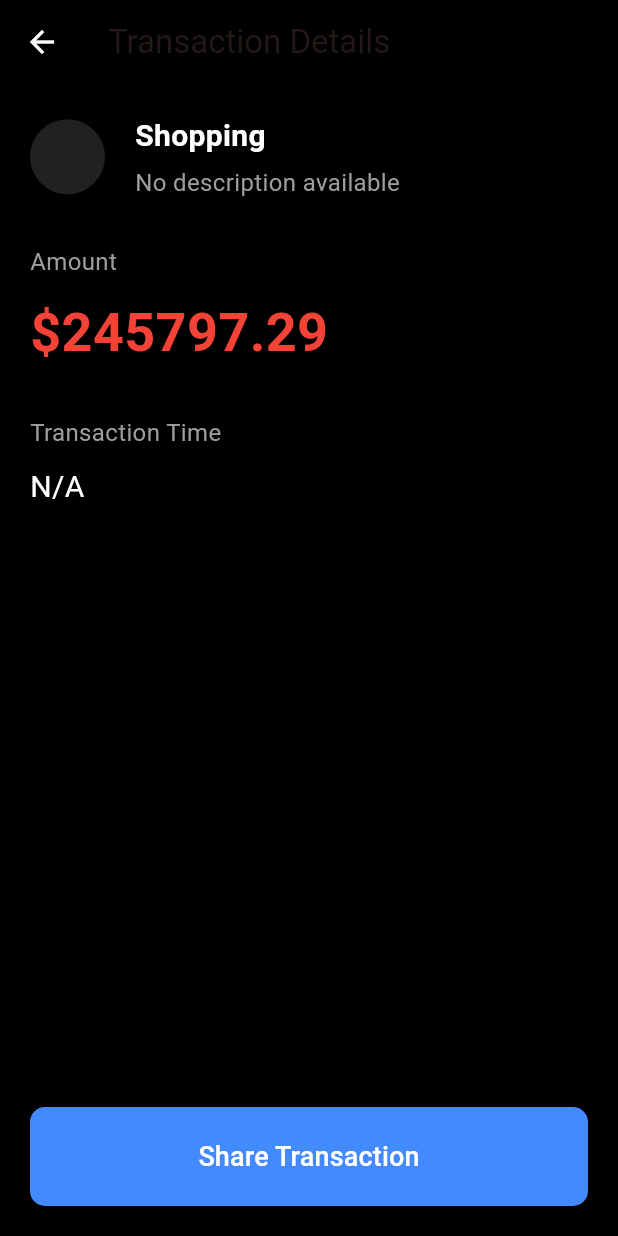
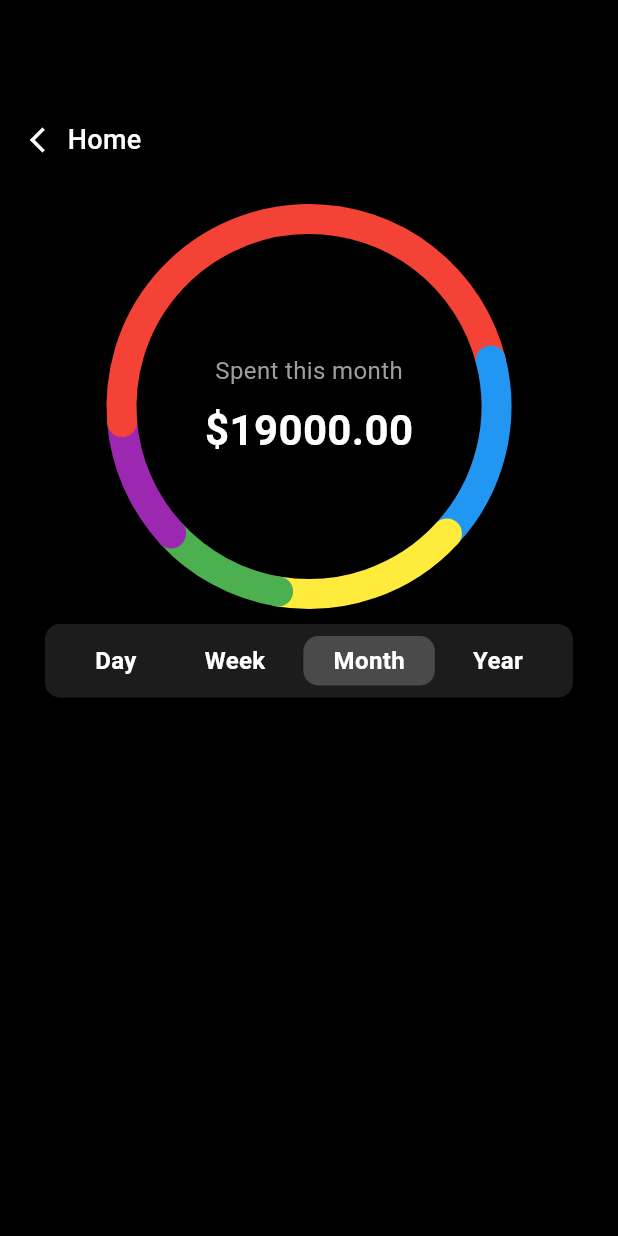
Before and after one commit to Drishtantranjan/Card_Transactions, a Flutter app: the screen it shows after launch, after a tap on "Transactions", on a phone screen of 412 x 824 dp. Run offline on Flutter 3.47's test engine with Material 3 defaults, Android fonts, the light colour scheme and no system bars; our stand-ins replace bloc, equatable, fl_chart, flutter_bloc, flutter_translate.

Commit message:
transaction page refractored

```diff
--- a/lib/presentation/view/transaction_screen.dart
+++ b/lib/presentation/annual_transaction_screen.dart
@@ -6,8 +6,8 @@ import 'package:transaction_heatmap/models/transaction_model.dart';
 import 'package:transaction_heatmap/presentation/widgets/MonthHeaderWidget.dart';
 import 'package:transaction_heatmap/presentation/widgets/TransactionBottomSheet.dart';
 
-class TransactionScreen extends StatelessWidget {
-  const TransactionScreen({super.key});
+class AnnualTransactionWidget extends StatelessWidget {
+  const AnnualTransactionWidget({super.key});
 
   @override
   Widget build(BuildContext context) {
@@ -20,7 +20,7 @@ class TransactionScreen extends StatelessWidget {
         } else if (state is TransactionError) {
           return Center(child: Text('Error: ${state.message}'));
         } else if (state is TransactionLoaded) {
-          return TransactionWidget(transactions: state.transactions);
+          return TransactionDisplayWidget(transactions: state.transactions);
         }
         return const SizedBox();
       },
@@ -28,10 +28,10 @@ class TransactionScreen extends StatelessWidget {
   }
 }
 
-class TransactionWidget extends StatelessWidget {
+class TransactionDisplayWidget extends StatelessWidget {
   final List<DailyTransactions> transactions;
 
-  const TransactionWidget({super.key, required this.transactions});
+  const TransactionDisplayWidget({super.key, required this.transactions});
 
   @override
   Widget build(BuildContext context) {
@@ -46,18 +46,8 @@ class TransactionWidget extends StatelessWidget {
         .map((t) => t.totalAmountSpent)
         .reduce((a, b) => a > b ? a : b);
 
-    return SafeArea(
-      child: Scaffold(
-        appBar: AppBar(
-          title: const Text(
-            'Transaction Heatmap',
-            style:
-                TextStyle(fontWeight: FontWeight.bold, color: Colors.white70),
-          ),
-          backgroundColor: const Color.fromARGB(255, 14, 17, 23),
-        ),
-        backgroundColor: const Color.fromARGB(255, 14, 17, 23),
-        body: SingleChildScrollView(
+    return Container(
+      child: SingleChildScrollView(
         scrollDirection: Axis.horizontal,
         child: Padding(
           padding: const EdgeInsets.all(20.0),
@@ -66,25 +56,24 @@ class TransactionWidget extends StatelessWidget {
             child: Row(
               crossAxisAlignment: CrossAxisAlignment.start,
               children: [
-                  const SizedBox(
-                    height: 150,
-                    child: Column(
-                      mainAxisAlignment: MainAxisAlignment.spaceEvenly,
-                      children: [
-                        SizedBox(height: 10),
-                        Text("Mon", style: TextStyle(color: Colors.white)),
-                        Text("Wed", style: TextStyle(color: Colors.white)),
-                        Text("Fri", style: TextStyle(color: Colors.white)),
-                      ],
-                    ),
-                  ),
-                  const SizedBox(width: 10),
+                // const SizedBox(
+                //   height: 150,
+                //   child: Column(
+                //     mainAxisAlignment: MainAxisAlignment.spaceEvenly,
+                //     children: [
+                //       SizedBox(height: 10),
+                //       Text("Mon", style: TextStyle(color: Colors.white)),
+                //       Text("Wed", style: TextStyle(color: Colors.white)),
+                //       Text("Fri", style: TextStyle(color: Colors.white)),
+                //     ],
+                //   ),
+                // ),
+
                 Expanded(
                   child: Column(
                     crossAxisAlignment: CrossAxisAlignment.start,
                     children: [
                       MonthHeaderWidget(monthHeaders: monthHeaders),
-                        const SizedBox(height: 5),
                       Expanded(
                         child: TransactionGrid(
                           rows: rows,
@@ -97,7 +86,6 @@ class TransactionWidget extends StatelessWidget {
                   ),
                 ),
               ],
-              ),
             ),
           ),
         ),
--- a/lib/presentation/transaction/presentation/view/transaction_detail.dart
+++ b/lib/presentation/transaction/presentation/view/transaction_detail.dart
@@ -1,7 +1,14 @@
 import 'package:flutter/material.dart';
+import 'package:flutter_bloc/flutter_bloc.dart';
 import 'package:transaction_heatmap/models/transaction_model.dart';
+import 'package:transaction_heatmap/presentation/annual_transaction_screen.dart';
+import 'package:transaction_heatmap/presentation/transaction/presentation/widgets/monthly_spent_widget.dart';
+import 'package:transaction_heatmap/presentation/transaction/presentation/widgets/tab_bar_widgets.dart';
+import 'package:transaction_heatmap/presentation/utility/reusable_widgets/back_button_with_text.dart';
+import 'package:transaction_heatmap/presentation/Bloc/transaction_bloc.dart';
+import 'package:transaction_heatmap/repositories/transaction_repository.dart';
 
-class TransactionDetailsPage extends StatelessWidget {
+class TransactionDetailsPage extends StatefulWidget {
   final Transaction transaction;
 
   TransactionDetailsPage({
@@ -9,114 +16,59 @@ class TransactionDetailsPage extends StatelessWidget {
   });
 
   @override
+  _TransactionDetailsPageState createState() => _TransactionDetailsPageState();
+}
+
+class _TransactionDetailsPageState extends State<TransactionDetailsPage> {
+  int selectedIndex = 2; // Default to 'Month'
+
+  @override
   Widget build(BuildContext context) {
-    // Set amount color based on transaction type (credit or debit)
-    final amountColor = transaction.isCredit ? Colors.green : Colors.red;
-
-    return Scaffold(
+    return BlocProvider(
+      create: (_) =>
+          TransactionBloc(TransactionRepository())..add(FetchTransactions()),
+      child: Scaffold(
         backgroundColor: Colors.black,
-      appBar: AppBar(
-        backgroundColor: Colors.black,
-        elevation: 0,
-        title: const Text('Transaction Details'),
-        leading: IconButton(
-          icon: const Icon(Icons.arrow_back, color: Colors.white),
-          onPressed: () => Navigator.of(context).pop(),
-        ),
-      ),
         body: Padding(
           padding: const EdgeInsets.symmetric(horizontal: 20.0),
           child: Column(
             crossAxisAlignment: CrossAxisAlignment.start,
             children: [
+              const SizedBox(height: 80),
+              BackButtonWithText(),
+              const SizedBox(height: 40),
+
+              // Conditionally render the CircularSegmentWidget or AnnualTransactionScreen
+              if (selectedIndex == 0 ||
+                  selectedIndex == 1 ||
+                  selectedIndex == 2)
+                CircularSegmentWidget(
+                  totalAmount: 19000,
+                  categorySpending: {
+                    'Food': 4000,
+                    'Shopping': 3000,
+                    'Travel': 3000,
+                    'Entertainment': 2000,
+                    'Health': 2000,
+                    'Rent': 5000,
+                  },
+                )
+              else if (selectedIndex == 3)
+                Expanded(
+                  child: AnnualTransactionWidget(),
+                ),
+
               const SizedBox(height: 20),
-            Row(
-              children: [
-                CircleAvatar(
-                  radius: 25,
-                  // backgroundImage: AssetImage(transaction.iconPath),
-                  backgroundColor: Colors.grey.shade900,
-                ),
-                const SizedBox(width: 20),
-                Column(
-                  crossAxisAlignment: CrossAxisAlignment.start,
-                  children: [
-                    Text(
-                      transaction.category,
-                      style: const TextStyle(
-                        color: Colors.white,
-                        fontSize: 20,
-                        fontWeight: FontWeight.bold,
-                      ),
-                    ),
-                    const SizedBox(height: 5),
-                    Text(
-                      // transaction.description ??
-                      "No description available",
-                      style: const TextStyle(
-                        color: Colors.grey,
-                        fontSize: 16,
-                      ),
+
+              CustomTabBar(
+                onTabChanged: (index) {
+                  setState(() {
+                    selectedIndex = index;
+                  });
+                },
               ),
             ],
           ),
-              ],
-            ),
-            const SizedBox(height: 30),
-            const Text(
-              'Amount',
-              style: TextStyle(
-                color: Colors.grey,
-                fontSize: 16,
-              ),
-            ),
-            const SizedBox(height: 10),
-            Text(
-              '\$${transaction.amount.toStringAsFixed(2)}',
-              style: TextStyle(
-                color: amountColor,
-                fontSize: 36,
-                fontWeight: FontWeight.bold,
-              ),
-            ),
-            const SizedBox(height: 30),
-            const Text(
-              'Transaction Time',
-              style: TextStyle(
-                color: Colors.grey,
-                fontSize: 16,
-              ),
-            ),
-            const SizedBox(height: 10),
-            Text(
-              // transaction.time ??
-              'N/A',
-              style: const TextStyle(
-                color: Colors.white,
-                fontSize: 20,
-              ),
-            ),
-            const Spacer(),
-            ElevatedButton(
-              style: ElevatedButton.styleFrom(
-                padding: const EdgeInsets.all(20),
-                backgroundColor: Colors.blueAccent,
-                shape: RoundedRectangleBorder(
-                  borderRadius: BorderRadius.circular(10),
-                ),
-              ),
-              onPressed: () {
-                // Perform any action like sharing the transaction
-              },
-              child: const Center(
-                child: Text(
-                  'Share Transaction',
-                  style: TextStyle(fontSize: 18, color: Colors.white),
-                ),
-              ),
-            ),
-            const SizedBox(height: 20),
-          ],
         ),
       ),
     );
--- /dev/null
+++ b/lib/presentation/transaction/presentation/widgets/monthly_spent_widget.dart
@@ -0,0 +1,107 @@
+import 'package:flutter/material.dart';
+import 'dart:math';
+
+class CircularSegmentWidget extends StatelessWidget {
+  final double totalAmount;
+  final Map<String, double> categorySpending;
+
+  CircularSegmentWidget({
+    required this.totalAmount,
+    required this.categorySpending,
+  });
+
+  @override
+  Widget build(BuildContext context) {
+    return Center(
+      child: Stack(
+        alignment: Alignment.center,
+        children: [
+          SizedBox(
+            width: 250, // Set the size of the circle
+            height: 250,
+            child: CustomPaint(
+              painter:
+                  CircularSegmentPainter(categorySpending: categorySpending),
+            ),
+          ),
+          Column(
+            mainAxisAlignment: MainAxisAlignment.center,
+            children: [
+              const Text(
+                'Spent this month',
+                style: TextStyle(
+                  color: Colors.grey,
+                  fontSize: 16,
+                  fontWeight: FontWeight.w400,
+                ),
+              ),
+              const SizedBox(height: 8),
+              Text(
+                '\$${totalAmount.toStringAsFixed(2)}',
+                style: const TextStyle(
+                  color: Colors.white,
+                  fontSize: 28,
+                  fontWeight: FontWeight.bold,
+                ),
+              ),
+            ],
+          ),
+        ],
+      ),
+    );
+  }
+}
+
+class CircularSegmentPainter extends CustomPainter {
+  final Map<String, double> categorySpending;
+
+  CircularSegmentPainter({required this.categorySpending});
+
+  @override
+  void paint(Canvas canvas, Size size) {
+    final center = Offset(size.width / 2, size.height / 2);
+    final radius = size.width / 2;
+
+    final List<Color> segmentColors = [
+      Colors.red,
+      Colors.blue,
+      Colors.yellow,
+      Colors.green,
+      Colors.purple,
+    ];
+
+    final paint = Paint()
+      ..style = PaintingStyle.stroke
+      ..strokeCap = StrokeCap.round
+      ..strokeWidth = 20;
+
+    double totalSpending =
+        categorySpending.values.fold(0.0, (sum, amount) => sum + amount);
+
+    double startAngle = -pi / 2;
+    int colorIndex = 0;
+
+    categorySpending.forEach((category, amount) {
+      double sweepAngle = (amount / totalSpending) * 2 * pi;
+
+      paint.color = segmentColors[colorIndex % segmentColors.length];
+
+      // Draw arc for each segment
+      canvas.drawArc(
+        Rect.fromCircle(center: center, radius: radius),
+        startAngle,
+        sweepAngle,
+        false,
+        paint,
+      );
+
+      startAngle += sweepAngle;
+      colorIndex++;
+    });
+  }
+
+  @override
+  bool shouldRepaint(covariant CustomPainter oldDelegate) {
+    return false;
+  }
+}
--- /dev/null
+++ b/lib/presentation/transaction/presentation/widgets/tab_bar_widgets.dart
@@ -0,0 +1,71 @@
+import 'package:flutter/material.dart';
+
+class CustomTabBar extends StatefulWidget {
+  final ValueChanged<int> onTabChanged;
+
+  CustomTabBar({required this.onTabChanged});
+
+  @override
+  _CustomTabBarState createState() => _CustomTabBarState();
+}
+
+class _CustomTabBarState extends State<CustomTabBar> {
+  int selectedIndex = 2;
+
+  @override
+  Widget build(BuildContext context) {
+    return Container(
+      margin: const EdgeInsets.symmetric(horizontal: 10),
+      padding: const EdgeInsets.all(8.0),
+      decoration: BoxDecoration(
+        color: const Color.fromARGB(255, 28, 28, 28),
+        borderRadius: BorderRadius.circular(10.0),
+      ),
+      child: Row(
+        mainAxisAlignment: MainAxisAlignment.spaceEvenly,
+        children: List.generate(4, (index) {
+          return GestureDetector(
+            onTap: () {
+              setState(() {
+                selectedIndex = index;
+              });
+              widget.onTabChanged(selectedIndex);
+            },
+            child: Container(
+              padding: const EdgeInsets.symmetric(horizontal: 20, vertical: 5),
+              decoration: BoxDecoration(
+                color: selectedIndex == index
+                    ? const Color.fromARGB(255, 74, 74, 74)
+                    : Colors.transparent,
+                borderRadius: BorderRadius.circular(10.0),
+              ),
+              child: Text(
+                getLabel(index),
+                style: TextStyle(
+                  color: Colors.white,
+                  fontSize: 16.0,
+                  fontWeight: FontWeight.bold,
+                ),
+              ),
+            ),
+          );
+        }),
+      ),
+    );
+  }
+
+  String getLabel(int index) {
+    switch (index) {
+      case 0:
+        return 'Day';
+      case 1:
+        return 'Week';
+      case 2:
+        return 'Month';
+      case 3:
+        return 'Year';
+      default:
+        return '';
+    }
+  }
+}
--- a/lib/presentation/utility/config/AssetConfig.dart
+++ b/lib/presentation/utility/config/AssetConfig.dart
@@ -11,7 +11,7 @@ class Assetconfig {
 
   //// CashBack Container Icons
 
-  static const String lenskart = "assets/images/dashboard/lenskart.jpeg";
+  static const String lenskart = "assets/images/dashboard/lenskart.png";
   static const String zomato = "assets/images/dashboard/zomato.png";
   static const String amazon = "assets/images/dashboard/amazon.png";
   static const String uber = "assets/images/dashboard/uber.png";
--- /dev/null
+++ b/lib/presentation/utility/reusable_widgets/back_button_with_text.dart
@@ -0,0 +1,37 @@
+import 'package:flutter/material.dart';
+
+class BackButtonWithText extends StatelessWidget {
+  const BackButtonWithText({super.key});
+
+  @override
+  Widget build(BuildContext context) {
+    return GestureDetector(
+      onTap: () {
+        Navigator.pop(context); // Go back to the previous screen
+      },
+      child: Align(
+        alignment: Alignment.centerLeft, // Align it vertically centered
+        child: Row(
+          mainAxisSize:
+              MainAxisSize.min, // Prevents Row from expanding unnecessarily
+          children: [
+            const Icon(
+              Icons.arrow_back_ios,
+              color: Colors.white,
+              size: 20.0,
+            ),
+            const SizedBox(width: 5.0),
+            const Text(
+              'Home',
+              style: TextStyle(
+                color: Colors.white,
+                fontSize: 18.0,
+                fontWeight: FontWeight.w500,
+              ),
+            ),
+          ],
+        ),
+      ),
+    );
+  }
+}
--- a/lib/presentation/utility/reusable_widgets/card_container.dart
+++ b/lib/presentation/utility/reusable_widgets/card_container.dart
@@ -4,7 +4,7 @@ class CreditCardWidget extends StatelessWidget {
   @override
   Widget build(BuildContext context) {
     return Container(
-      height: 220,
+      height: 230,
       margin: const EdgeInsets.all(16.0),
       padding: const EdgeInsets.all(16.0),
       decoration: BoxDecoration(
@@ -13,8 +13,8 @@ class CreditCardWidget extends StatelessWidget {
             Color.fromARGB(221, 241, 47, 47),
             Color.fromARGB(133, 160, 159, 159)
           ],
-          begin: Alignment.centerRight,
-          end: Alignment.centerLeft,
+          begin: Alignment.topRight,
+          end: Alignment.bottomLeft,
         ),
         borderRadius: BorderRadius.circular(16.0),
       ),
--- a/lib/repositories/transaction_repository.dart
+++ b/lib/repositories/transaction_repository.dart
@@ -2,7 +2,6 @@ import 'package:transaction_heatmap/models/transaction_model.dart';
 
 class TransactionRepository {
   Future<List<DailyTransactions>> getTransactions() async {
-    // Simulating data fetch with mock data generation
     return generateMockData();
   }
 }
--- a/pubspec.yaml
+++ b/pubspec.yaml
@@ -14,6 +14,7 @@ dependencies:
   equatable: ^2.0.5
   fl_chart: ^0.69.0
   flutter_translate:
+  flutter_card_scanner_latest: ^1.0.5
   flutter_localizations:
     sdk: flutter
 
```
Also changed, not shown: assets/images/dashboard/lenskart.png (added), pubspec.lock, 6 other files. Lines whose indentation alone changed are shown as unchanged.
